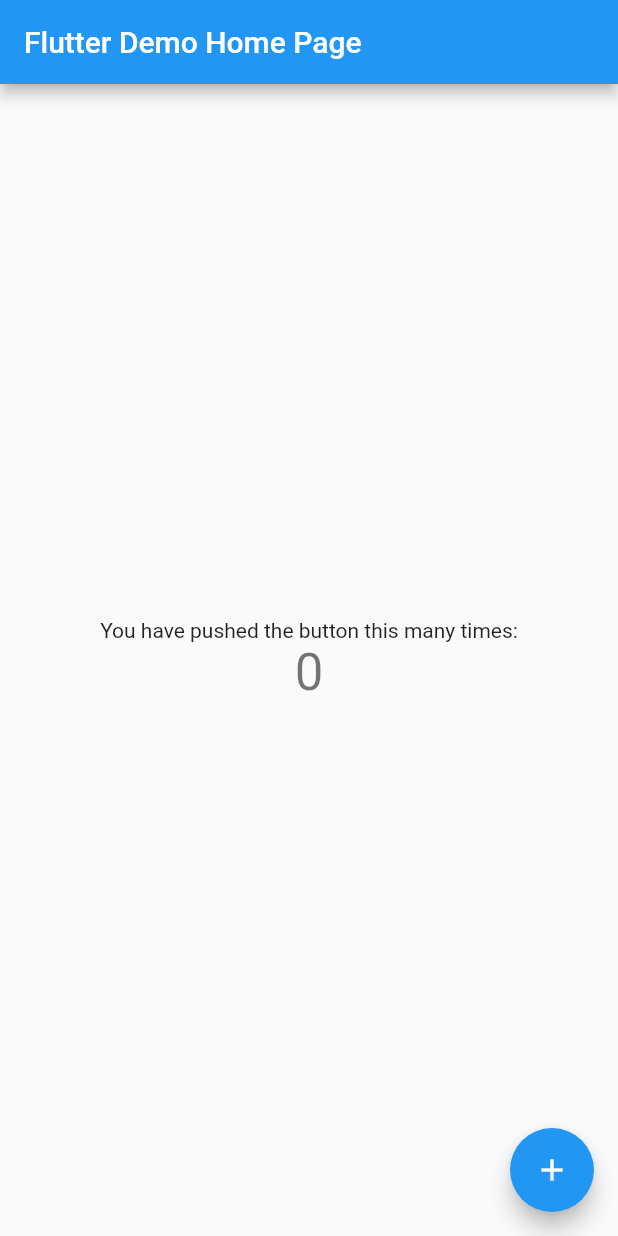
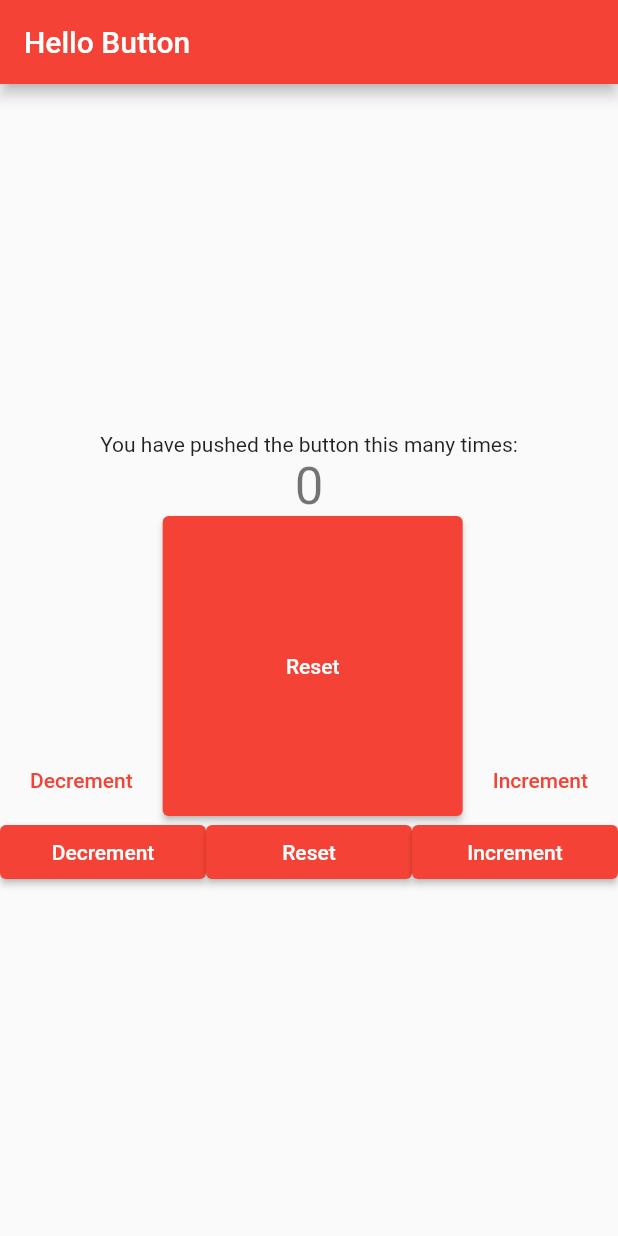
Before and after one commit to CrossPlatformMobileDevelopment/HelloButton, a Flutter app: the screen it shows after launch, on a phone screen of 412 x 824 dp. Run offline on Flutter 3.47's test engine with Material 2 defaults, Android fonts, the phone set to English and light mode, and no system bars.

```diff
--- a/hello_button/lib/main.dart
+++ b/hello_button/lib/main.dart
@@ -7,42 +7,21 @@ void main() {
 class MyApp extends StatelessWidget {
   const MyApp({super.key});
 
-  // This widget is the root of your application.
   @override
   Widget build(BuildContext context) {
     return MaterialApp(
-      title: 'Flutter Demo',
+      title: 'Hello Button',
       theme: ThemeData(
-        // This is the theme of your application.
-        //
-        // Try running your application with "flutter run". You'll see the
-        // application has a blue toolbar. Then, without quitting the app, try
-        // changing the primarySwatch below to Colors.green and then invoke
-        // "hot reload" (press "r" in the console where you ran "flutter run",
-        // or simply save your changes to "hot reload" in a Flutter IDE).
-        // Notice that the counter didn't reset back to zero; the application
-        // is not restarted.
-        primarySwatch: Colors.blue,
+        primarySwatch: Colors.red,
       ),
-      home: const MyHomePage(title: 'Flutter Demo Home Page'),
+      home: const MyHomePage(title: 'Hello Button'),
     );
   }
 }
 
 class MyHomePage extends StatefulWidget {
   const MyHomePage({super.key, required this.title});
-
-  // This widget is the home page of your application. It is stateful, meaning
-  // that it has a State object (defined below) that contains fields that affect
-  // how it looks.
-
-  // This class is the configuration for the state. It holds the values (in this
-  // case the title) provided by the parent (in this case the App widget) and
-  // used by the build method of the State. Fields in a Widget subclass are
-  // always marked "final".
-
   final String title;
-
   @override
   State<MyHomePage> createState() => _MyHomePageState();
 }
@@ -50,49 +29,26 @@ class MyHomePage extends StatefulWidget {
 class _MyHomePageState extends State<MyHomePage> {
   int _counter = 0;
 
-  void _incrementCounter() {
+  void _changeCounter(int amount) {
     setState(() {
-      // This call to setState tells the Flutter framework that something has
-      // changed in this State, which causes it to rerun the build method below
-      // so that the display can reflect the updated values. If we changed
-      // _counter without calling setState(), then the build method would not be
-      // called again, and so nothing would appear to happen.
-      _counter++;
+      _counter += amount;
+    });
+  }
+
+  void _setCounter(int value) {
+    setState(() {
+      _counter = value;
     });
   }
 
   @override
   Widget build(BuildContext context) {
-    // This method is rerun every time setState is called, for instance as done
-    // by the _incrementCounter method above.
-    //
-    // The Flutter framework has been optimized to make rerunning build methods
-    // fast, so that you can just rebuild anything that needs updating rather
-    // than having to individually change instances of widgets.
     return Scaffold(
       appBar: AppBar(
-        // Here we take the value from the MyHomePage object that was created by
-        // the App.build method, and use it to set our appbar title.
         title: Text(widget.title),
       ),
       body: Center(
-        // Center is a layout widget. It takes a single child and positions it
-        // in the middle of the parent.
         child: Column(
-          // Column is also a layout widget. It takes a list of children and
-          // arranges them vertically. By default, it sizes itself to fit its
-          // children horizontally, and tries to be as tall as its parent.
-          //
-          // Invoke "debug painting" (press "p" in the console, choose the
-          // "Toggle Debug Paint" action from the Flutter Inspector in Android
-          // Studio, or the "Toggle Debug Paint" command in Visual Studio Code)
-          // to see the wireframe for each widget.
-          //
-          // Column has various properties to control how it sizes itself and
-          // how it positions its children. Here we use mainAxisAlignment to
-          // center the children vertically; the main axis here is the vertical
-          // axis because Columns are vertical (the cross axis would be
-          // horizontal).
           mainAxisAlignment: MainAxisAlignment.center,
           children: <Widget>[
             const Text(
@@ -102,14 +58,83 @@ class _MyHomePageState extends State<MyHomePage> {
               '$_counter',
               style: Theme.of(context).textTheme.headline4,
             ),
+            Row(
+              // mainAxisSize: MainAxisSize.max, // the default
+              mainAxisAlignment: MainAxisAlignment.spaceEvenly,
+              crossAxisAlignment: CrossAxisAlignment.end,
+              children: [
+                TextButton(
+                  onPressed: () {
+                    print("You pressed Decremetn");
+                    _changeCounter(-1);
+                  },
+                  child: const Text("Decrement"),
+                ),
+                Container(
+                  height: 200,
+                  width: 200,
+                  child: ElevatedButton(
+                    onPressed: () {
+                      print("You pressed reset");
+                      _setCounter(0);
+                    },
+                    child: Text("Reset"),
+                  ),
+                ),
+                Container(
+                  child: TextButton(
+                    onPressed: () {
+                      print("You pressed Increment");
+                      _changeCounter(1);
+                    },
+                    child: const Text("Increment"),
+                  ),
+                ),
+              ],
+            ),
+            Row(
+              // mainAxisSize: MainAxisSize.max, // the default
+              mainAxisAlignment: MainAxisAlignment.spaceEvenly,
+              crossAxisAlignment: CrossAxisAlignment.end,
+              children: [
+                Flexible(
+                  flex: 2,
+                  fit: FlexFit.tight,
+                  child: ElevatedButton(
+                    onPressed: () {
+                      print("You pressed Decremetn");
+                      _changeCounter(-1);
+                    },
+                    child: const Text("Decrement"),
+                  ),
+                ),
+                Flexible(
+                  flex: 2,
+                  fit: FlexFit.tight,
+                  child: ElevatedButton(
+                    onPressed: () {
+                      print("You pressed reset");
+                      _setCounter(0);
+                    },
+                    child: Text("Reset"),
+                  ),
+                ),
+                Flexible(
+                  flex: 2,
+                  fit: FlexFit.tight,
+                  child: ElevatedButton(
+                    onPressed: () {
+                      print("You pressed Increment");
+                      _changeCounter(1);
+                    },
+                    child: const Text("Increment"),
+                  ),
+                ),
+              ],
+            )
           ],
         ),
       ),
-      floatingActionButton: FloatingActionButton(
-        onPressed: _incrementCounter,
-        tooltip: 'Increment',
-        child: const Icon(Icons.add),
-      ), // This trailing comma makes auto-formatting nicer for build methods.
     );
   }
 }
```
